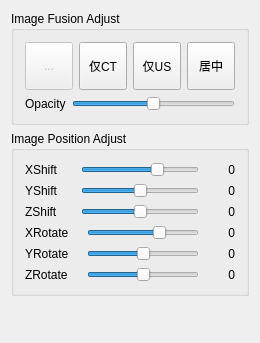
Qt form Libs/SurgeryNavigation/stkUltrasoundImageFusionWidget.ui (zpphigh/STK) before a commit.
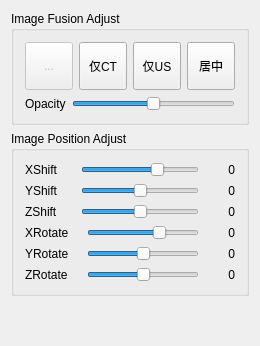
The same form after that commit. Icons and pictures are not drawn.

Diff of the .ui file:
```diff
--- a/Libs/SurgeryNavigation/stkUltrasoundImageFusionWidget.ui
+++ b/Libs/SurgeryNavigation/stkUltrasoundImageFusionWidget.ui
@@ -7,7 +7,7 @@
     <x>0</x>
     <y>0</y>
     <width>250</width>
-    <height>343</height>
+    <height>346</height>
    </rect>
   </property>
   <property name="windowTitle">
```
